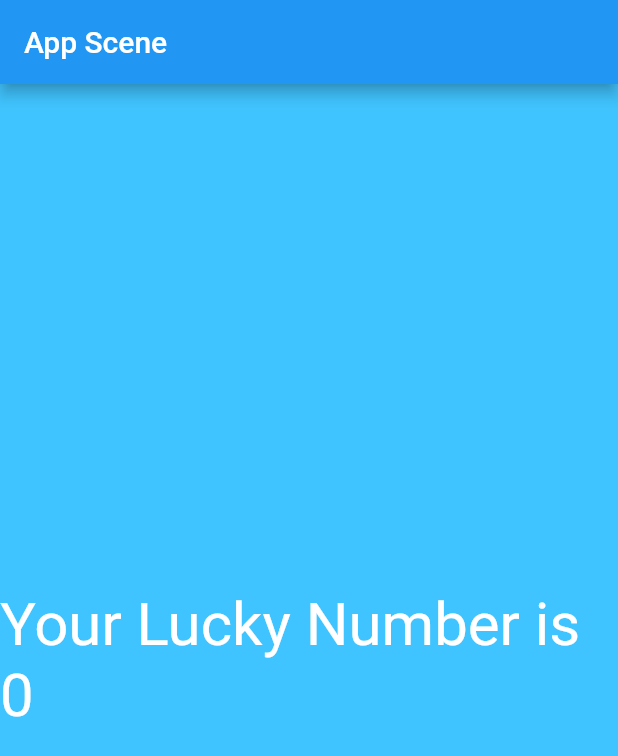
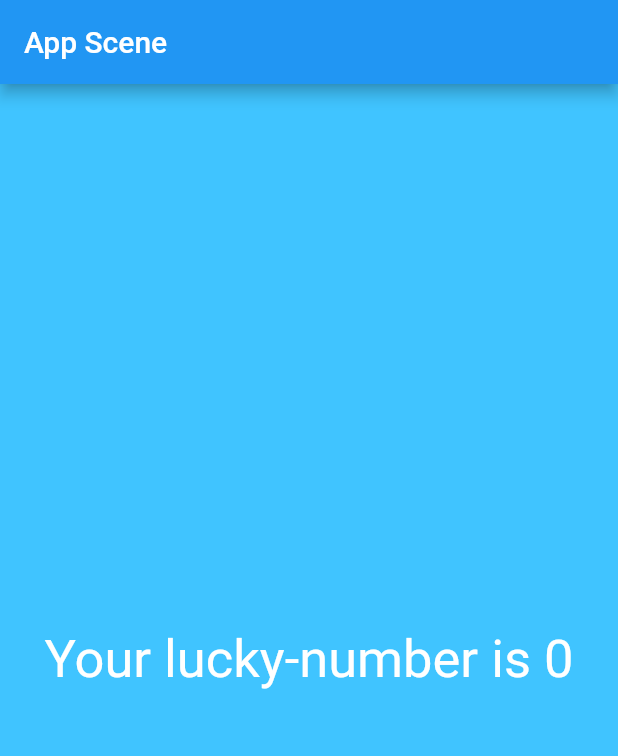
Before and after one commit to GeonwooVincentKim/Learning_Dart_Grammar, a Flutter app: the screen it shows after launch, on a phone screen of 412 x 824 dp. Shown: the top 756 px of the screen. Run offline on Flutter 3.47's test engine with Material 2 defaults, Android fonts, the phone set to English and light mode, and no system bars.

Commit message:
Controlled font-size.

```diff
--- a/lib/app_screens/first_screen.dart
+++ b/lib/app_screens/first_screen.dart
@@ -9,9 +9,9 @@ class FirstScreen extends StatelessWidget {
       color: Colors.lightBlueAccent,
       child: Center(
         child: Text(
-          "Your Lucky Number is ${generateLuckyNumber()}",
+          "Your lucky-number is ${generateLuckyNumber()}",
           textDirection: TextDirection.ltr,
-          style: TextStyle(color: Colors.white, fontSize: 40.0),
+          style: TextStyle(color: Colors.white, fontSize: 35.0),
         ),
       ),
     );
```
